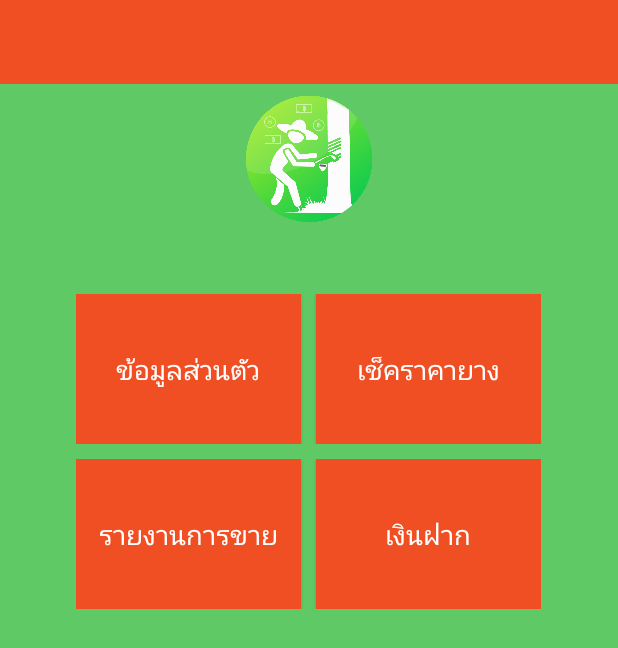
After one commit to RMUTSV/BRubber, an Android app: the layout fragment_c_main.xml on its own in the app's theme, with its tools: preview values and no code run, on a phone screen of 412 x 824 dp. The commit adds this screen. Shown: the top 648 px of the screen. Run offline under Robolectric (Android 15) with nearby library versions, the phone set to English and light mode, and no system bars.

Commit message:
start button

```diff
--- a/app/src/main/res/drawable-v24/ic_launcher_foreground.xml
+++ b/app/src/main/res/drawable-v24/ic_launcher_foreground.xml
@@ -6,7 +6,6 @@
     android:viewportWidth="108">
     <path
         android:fillType="evenOdd"
-        android:pathData="M32,64C32,64 38.39,52.99 44.13,50.95C51.37,48.37 70.14,49.57 70.14,49.57L108.26,87.69L108,109.01L75.97,107.97L32,64Z"
         android:strokeColor="#00000000"
         android:strokeWidth="1">
         <aapt:attr name="android:fillColor">
--- /dev/null
+++ b/app/src/main/res/layout/fragment_c_main.xml
@@ -0,0 +1,86 @@
+<?xml version="1.0" encoding="utf-8"?>
+<LinearLayout xmlns:android="http://schemas.android.com/apk/res/android"
+    android:background="@color/colorbg"
+    android:orientation="vertical"
+    android:layout_width="match_parent"
+    android:layout_height="match_parent">
+
+    <!--Toolbar-->
+    <android.support.v7.widget.Toolbar
+        android:layout_width="match_parent"
+        android:layout_height="?actionBarSize"
+        android:background="@color/colorAccent"
+        android:theme="@style/ThemeOverlay.AppCompat.Dark.ActionBar"
+        android:id="@+id/toolbarRegister">
+    </android.support.v7.widget.Toolbar>
+
+    <ImageView
+        android:src="@drawable/logo"
+        android:layout_width="match_parent"
+        android:layout_height="100dp" />
+
+
+    <LinearLayout
+        android:orientation="vertical"
+        android:layout_margin="40dp"
+        android:layout_width="match_parent"
+        android:layout_height="wrap_content">
+
+        <!--Button-->
+        <LinearLayout
+            android:layout_gravity="center_horizontal"
+            android:layout_width="wrap_content"
+            android:layout_height="wrap_content">
+
+
+
+            <Button
+                android:textSize="@dimen/h2"
+                android:textColor="#ffffff"
+                android:background="@color/colorAccent"
+                android:text="ข้อมูลส่วนตัว"
+                android:layout_width="150dp"
+                android:layout_height="100dp" />
+
+
+            <Button
+                android:layout_marginLeft="10dp"
+                android:textSize="@dimen/h2"
+                android:textColor="#ffffff"
+                android:background="@color/colorAccent"
+                android:text="เช็คราคายาง"
+                android:layout_width="150dp"
+                android:layout_height="100dp" />
+        </LinearLayout>
+
+        <LinearLayout
+            android:layout_marginTop="10dp"
+            android:layout_gravity="center_horizontal"
+            android:layout_width="wrap_content"
+            android:layout_height="wrap_content">
+
+            <Button
+                android:textSize="@dimen/h2"
+                android:textColor="#ffffff"
+                android:background="@color/colorAccent"
+                android:text="รายงานการขาย"
+                android:layout_width="150dp"
+                android:layout_height="100dp" />
+
+            <Button
+                android:layout_marginLeft="10dp"
+                android:textSize="@dimen/h2"
+                android:textColor="#ffffff"
+                android:background="@color/colorAccent"
+                android:text="เงินฝาก"
+                android:layout_width="150dp"
+                android:layout_height="100dp" />
+        </LinearLayout>
+
+
+    </LinearLayout>
+
+
+
+
+</LinearLayout>
--- a/app/src/main/res/values/colors.xml
+++ b/app/src/main/res/values/colors.xml
@@ -4,4 +4,5 @@
     <color name="colorPrimaryDark">#000000</color>
     <color name="colorAccent">#ef4f23</color>
     <color name="colorbg">#5fc966</color>
+    <color name="colorWhite">#ffffff</color>
 </resources>
```
Also changed, not shown: app/src/main/res/layout/activity_main.xml (+14 -1 lines), app/src/main/res/layout/fragment_c_checkprice.xml (renamed from app/src/main/res/layout/fragment_menu_customers.xml, +11 -1 lines), app/src/main/res/layout/fragment_c_money.xml (added, +29 -0 lines), app/src/main/res/layout/fragment_c_private.xml (added, +29 -0 lines), app/src/main/res/layout/fragment_c_report.xml (added, +29 -0 lines), app/src/main/res/layout/fragment_editpass.xml (added, +129 -0 lines), app/src/main/res/layout/fragment_o_buy.xml (added, +29 -0 lines), app/src/main/res/layout/fragment_o_customer.xml (added, +29 -0 lines), app/src/main/res/layout/fragment_o_editprice.xml (added, +29 -0 lines), app/src/main/res/layout/fragment_o_main.xml (renamed from app/src/main/res/layout/fragment_menu_owner.xml, +8 -0 lines), app/src/main/res/layout/fragment_o_report.xml (added, +29 -0 lines), app/src/main/ic_launcher-web.png (added), app/src/main/res/mipmap-hdpi/ic_launcher.png, app/src/main/res/mipmap-mdpi/ic_launcher.png, 3 more files.
